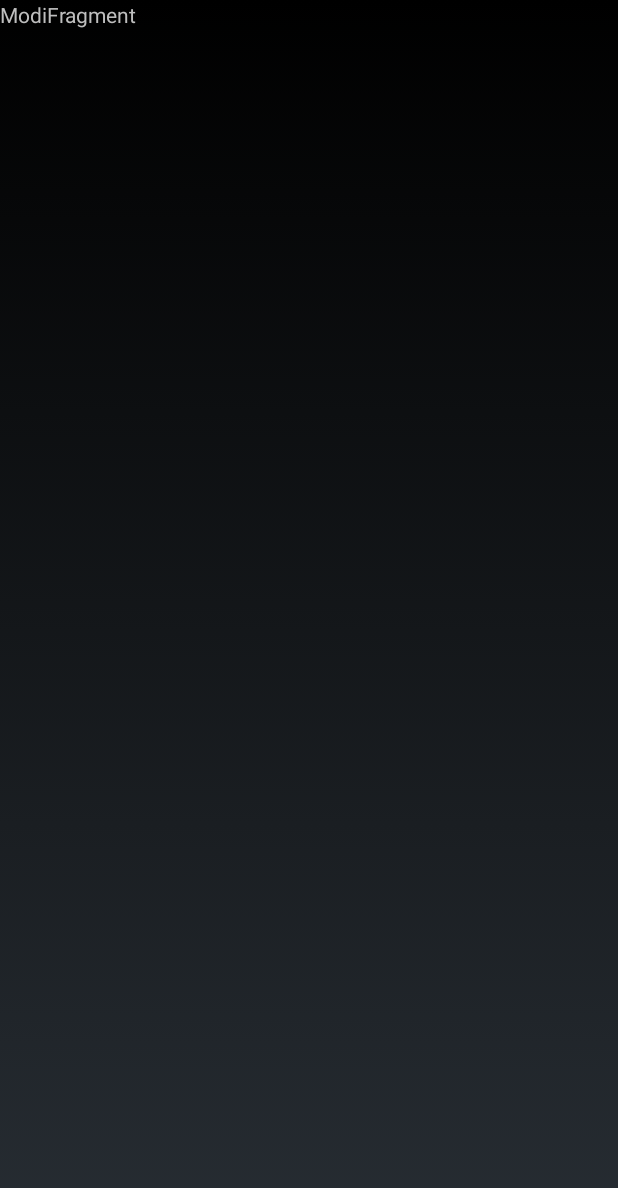
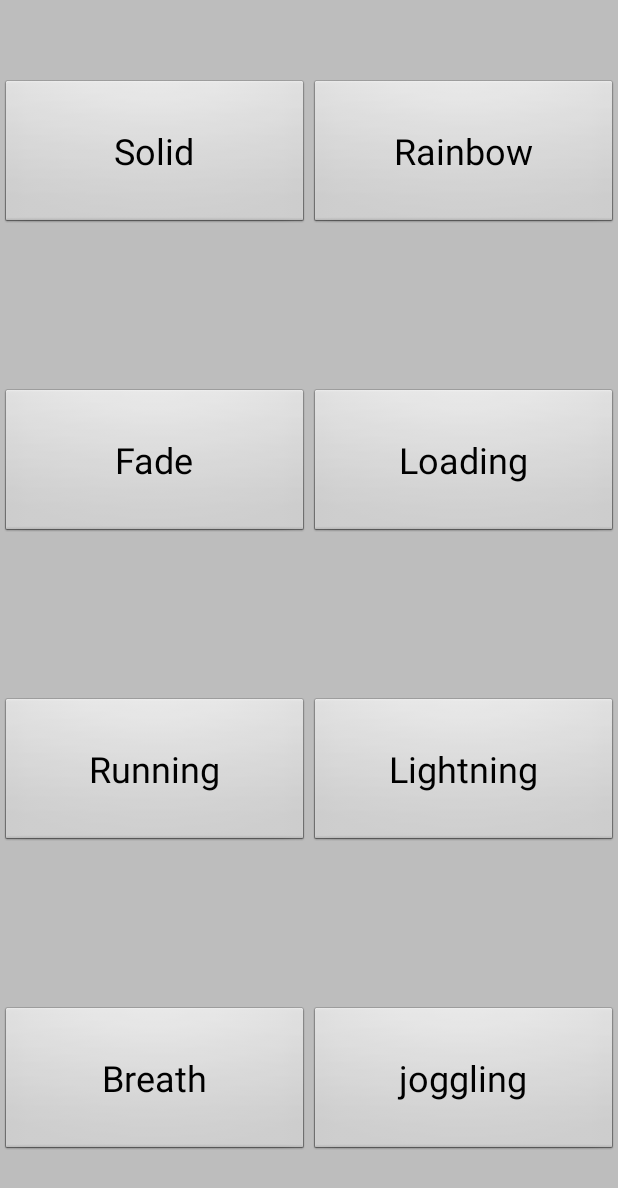
Before and after one commit to D4rkness/-ShishaLight, an Android app: the layout fragment_modi.xml on its own in the app's theme, with its tools: preview values and no code run, on a phone screen of 412 x 824 dp. Shown: the top 1188 px of the screen. Run offline under Robolectric (Android 15) with nearby library versions, the phone set to English and light mode, and no system bars.

Commit message:
Finished the first layout prototyp, changed the basic colors and removed the title bar

```diff
--- a/Android/ShiRem/app/src/main/AndroidManifest.xml
+++ b/Android/ShiRem/app/src/main/AndroidManifest.xml
@@ -11,7 +11,6 @@
         android:theme="@android:style/Theme.NoTitleBar">
         <activity
             android:name=".MainActivity"
-            android:label="@string/app_name"
             android:theme="@style/AppTheme.NoActionBar">
             <intent-filter>
                 <action android:name="android.intent.action.MAIN" />
--- a/Android/ShiRem/app/src/main/java/com/example/miste/shirem/MainActivity.java
+++ b/Android/ShiRem/app/src/main/java/com/example/miste/shirem/MainActivity.java
@@ -1,5 +1,6 @@
 package com.example.miste.shirem;
 
+import android.app.ActionBar;
 import android.support.design.widget.TabLayout;
 import android.support.v7.app.AppCompatActivity;
 import android.support.v7.widget.Toolbar;
@@ -32,8 +33,7 @@ public class MainActivity extends AppCompatActivity {
         super.onCreate(savedInstanceState);
         setContentView(R.layout.activity_main);
 
-        Toolbar toolbar = (Toolbar) findViewById(R.id.toolbar);
-        setSupportActionBar(toolbar);
+
         // Create the adapter that will return a fragment for each of the three
         // primary sections of the activity.
         mSectionsPagerAdapter = new SectionsPagerAdapter(getSupportFragmentManager());
--- a/Android/ShiRem/app/src/main/res/layout/fragment_modi.xml
+++ b/Android/ShiRem/app/src/main/res/layout/fragment_modi.xml
@@ -1,13 +1,115 @@
-<FrameLayout xmlns:android="http://schemas.android.com/apk/res/android"
+<LinearLayout xmlns:android="http://schemas.android.com/apk/res/android"
     xmlns:tools="http://schemas.android.com/tools"
     android:layout_width="match_parent"
     android:layout_height="match_parent"
+    android:background="@color/mainBackgroundColor"
+    android:orientation="vertical"
+    android:weightSum="4"
     tools:context="com.example.miste.shirem.ModiFragment">
 
-    <!-- TODO: Update blank fragment layout -->
-    <TextView
+    <LinearLayout
         android:layout_width="match_parent"
-        android:layout_height="match_parent"
-        android:text="ModiFragment" />
+        android:layout_height="wrap_content"
+        android:layout_weight="1"
+        android:orientation="horizontal"
+        android:weightSum="2">
 
-</FrameLayout>
+        <Button
+            android:id="@+id/btnAll"
+            android:layout_width="match_parent"
+            android:layout_height="@dimen/ModiButtonHeight"
+            android:layout_gravity="center_vertical"
+            android:layout_weight="1"
+            android:text="Solid"
+            android:textSize="24sp" />
+
+        <Button
+            android:id="@+id/btnRainbow"
+            android:layout_width="match_parent"
+            android:layout_height="@dimen/ModiButtonHeight"
+            android:layout_gravity="center_vertical"
+            android:layout_weight="1"
+            android:text="Rainbow"
+            android:textSize="24sp" />
+    </LinearLayout>
+
+    <LinearLayout
+        android:layout_width="match_parent"
+        android:layout_height="wrap_content"
+        android:layout_weight="1"
+        android:orientation="horizontal"
+        android:weightSum="2">
+
+        <Button
+            android:id="@+id/btnFade"
+            android:layout_width="match_parent"
+            android:layout_height="@dimen/ModiButtonHeight"
+            android:layout_gravity="center_vertical"
+            android:layout_weight="1"
+            android:text="Fade"
+            android:textSize="24sp" />
+
+        <Button
+            android:id="@+id/btnLoading"
+            android:layout_width="match_parent"
+            android:layout_height="@dimen/ModiButtonHeight"
+            android:layout_gravity="center_vertical"
+            android:layout_weight="1"
+            android:text="Loading"
+            android:textSize="24sp" />
+    </LinearLayout>
+
+    <LinearLayout
+        android:layout_width="match_parent"
+        android:layout_height="wrap_content"
+        android:layout_weight="1"
+        android:orientation="horizontal"
+        android:weightSum="2">
+
+        <Button
+            android:id="@+id/btnRunning"
+            android:layout_width="match_parent"
+            android:layout_height="@dimen/ModiButtonHeight"
+            android:layout_gravity="center_vertical"
+            android:layout_weight="1"
+            android:text="Running"
+            android:textSize="24sp" />
+
+        <Button
+            android:id="@+id/btnLightning"
+            android:layout_width="match_parent"
+            android:layout_height="@dimen/ModiButtonHeight"
+            android:layout_gravity="center_vertical"
+            android:layout_weight="1"
+            android:text="Lightning"
+            android:textSize="24sp" />
+    </LinearLayout>
+
+    <LinearLayout
+        android:layout_width="match_parent"
+        android:layout_height="wrap_content"
+        android:layout_weight="1"
+        android:orientation="horizontal"
+        android:weightSum="2">
+
+        <Button
+            android:id="@+id/btnBreath"
+            android:layout_width="match_parent"
+            android:layout_height="@dimen/ModiButtonHeight"
+            android:layout_gravity="center_vertical"
+            android:layout_weight="1"
+            android:text="Breath"
+            android:textSize="24sp" />
+
+        <Button
+            android:id="@+id/btnJoggling"
+            android:layout_width="match_parent"
+            android:layout_height="@dimen/ModiButtonHeight"
+            android:layout_gravity="center_vertical"
+            android:layout_weight="1"
+            android:text="joggling"
+            android:textSize="24sp" />
+    </LinearLayout>
+
+
+</LinearLayout>
--- /dev/null
+++ b/Android/ShiRem/app/src/main/res/values/SelfDefinedResources.xml
@@ -0,0 +1,3 @@
+<resources>
+    <dimen name="ModiButtonHeight">100dp</dimen>
+</resources>
--- a/Android/ShiRem/app/src/main/res/values/colors.xml
+++ b/Android/ShiRem/app/src/main/res/values/colors.xml
@@ -1,6 +1,7 @@
 <?xml version="1.0" encoding="utf-8"?>
 <resources>
-    <color name="colorPrimary">#3F51B5</color>
-    <color name="colorPrimaryDark">#303F9F</color>
-    <color name="colorAccent">#FF4081</color>
+    <color name="colorPrimary">#424242</color>
+    <color name="colorPrimaryDark">#212121</color>
+    <color name="colorAccent">#76FF03</color>
+    <color name="mainBackgroundColor">#BDBDBD</color>
 </resources>
```
Also changed, not shown: Android/ShiRem/app/src/main/res/layout/activity_main.xml (+0 -10 lines), Android/ShiRem/app/src/main/res/layout/fragment_color.xml (+14 -11 lines), Android/ShiRem/app/src/main/res/layout/fragment_self_paint.xml (+13 -5 lines), Android/ShiRem/app/src/main/res/layout/fragment_settings.xml (+37 -5 lines), 1 other file.
